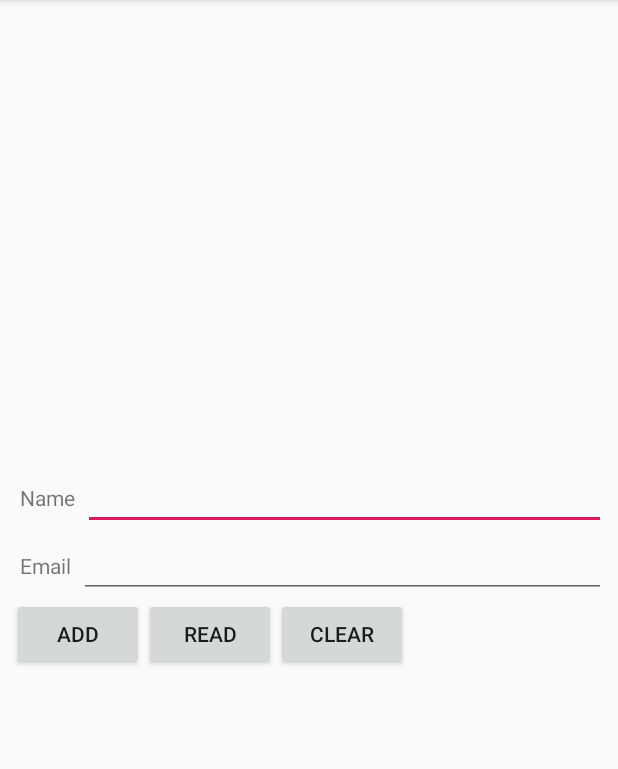
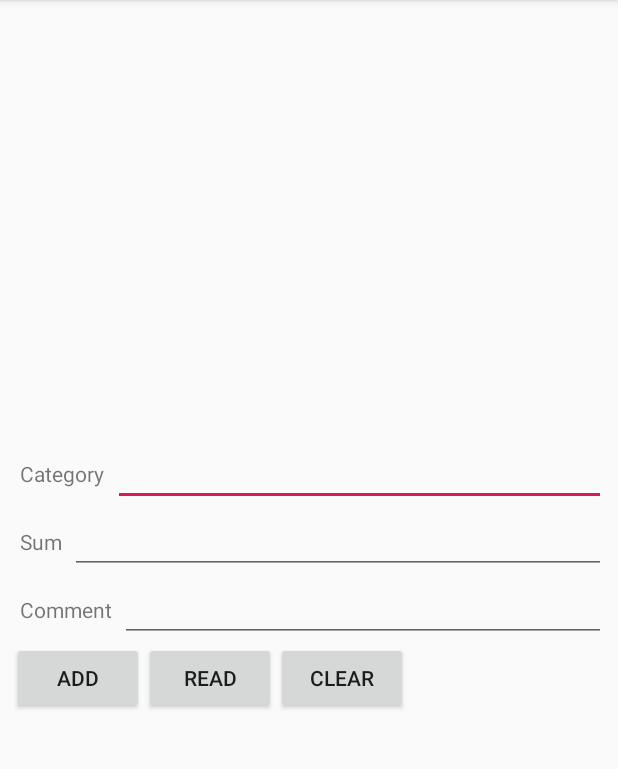
Before and after one commit to Dovbaka/Finance_App, an Android app: the Add_page screen opened directly, with no data from a screen before it, after a tap on "ADD", on a phone screen of 412 x 824 dp, the part 84-853 px from its top. Run offline under Robolectric (Android 15) with nearby library versions, the phone set to English and light mode, and no system bars.

Commit message:
Update DataBase

```diff
--- a/app/src/main/java/com/example/finance_app/Add_page.java
+++ b/app/src/main/java/com/example/finance_app/Add_page.java
@@ -10,13 +10,18 @@ import android.view.View;
 import android.widget.Button;
 import android.widget.EditText;
 
+import java.sql.Time;
+import java.text.SimpleDateFormat;
+import java.util.Calendar;
+import java.util.Date;
+
 public class Add_page extends AppCompatActivity
         implements  View.OnClickListener{
 
     final String LOG_TAG = "myLogs";
 
     Button btnAdd, btnRead, btnClear;
-    EditText etName, etEmail;
+    EditText etCategory, etSum, etComment;
     DataBase dbHelper;
     Cursor cursor;
 
@@ -35,8 +40,9 @@ public class Add_page extends AppCompatActivity
         btnClear = (Button) findViewById(R.id.btnClear);
         btnClear.setOnClickListener(this);
 
-        etName = (EditText) findViewById(R.id.etName);
-        etEmail = (EditText) findViewById(R.id.etEmail);
+        etCategory = (EditText) findViewById(R.id.etCategory);
+        etSum = (EditText) findViewById(R.id.etSum);
+        etComment = (EditText) findViewById(R.id.etComment);
 
         // создаем объект для создания и управления версиями БД
         dbHelper = new DataBase(this);
@@ -44,13 +50,16 @@ public class Add_page extends AppCompatActivity
 
     @Override
     public void onClick(View v) {
-        Log.d(LOG_TAG,"Press button");
+    //    Log.d(LOG_TAG,"Press button");
         // создаем объект для данных
         ContentValues cv = new ContentValues();
 
         // получаем данные из полей ввода
-        String name = etName.getText().toString();
-        String email = etEmail.getText().toString();
+        String Category = etCategory.getText().toString();
+        String Sum = etSum.getText().toString();
+        String Comment = etComment.getText().toString();
+        SimpleDateFormat sdf = new SimpleDateFormat("'Date:' yyyy:MM:dd 'Time:' HH:mm:ss");
+        String TimeNow = sdf.format(new Date());
 
         // подключаемся к БД
         SQLiteDatabase db = dbHelper.getWritableDatabase();
@@ -61,8 +70,11 @@ public class Add_page extends AppCompatActivity
                 Log.d(LOG_TAG, "--- Insert in mytable: ---");
                 // подготовим данные для вставки в виде пар: наименование столбца - значение
 
-                cv.put("name", name);
-                cv.put("email", email);
+                cv.put("category", Category);
+                cv.put("sum", Sum);
+                cv.put("time", TimeNow);
+                cv.put("comment", Comment);
+
                 // вставляем запись и получаем ее ID
                 long rowID = db.insert("mytable", null, cv);
                 Log.d(LOG_TAG, "row inserted, ID = " + rowID);
@@ -78,15 +90,19 @@ public class Add_page extends AppCompatActivity
 
                     // определяем номера столбцов по имени в выборке
                     int idColIndex = c.getColumnIndex("id");
-                    int nameColIndex = c.getColumnIndex("name");
-                    int emailColIndex = c.getColumnIndex("email");
+                    int categoryColIndex = c.getColumnIndex("category");
+                    int sumColIndex = c.getColumnIndex("sum");
+                    int commentColIndex = c.getColumnIndex("comment");
+                    int timeColIndex = c.getColumnIndex("time");
 
                     do {
                         // получаем значения по номерам столбцов и пишем все в лог
                         Log.d(LOG_TAG,
                                 "ID = " + c.getInt(idColIndex) +
-                                        ", name = " + c.getString(nameColIndex) +
-                                        ", email = " + c.getString(emailColIndex));
+                                        ", Category = " + c.getString(categoryColIndex) +
+                                        ", Sum = " + c.getString(sumColIndex)+
+                                        ", Comment = " + c.getString(commentColIndex)+
+                                        ", " + c.getString(timeColIndex));
                         // переход на следующую строку
                         // а если следующей нет (текущая - последняя), то false - выходим из цикла
                     } while (c.moveToNext());
--- a/app/src/main/java/com/example/finance_app/DataBase.java
+++ b/app/src/main/java/com/example/finance_app/DataBase.java
@@ -12,7 +12,7 @@ public class DataBase extends SQLiteOpenHelper {
 
     public DataBase(Context context) {
         // конструктор суперкласса
-        super(context, "myDB", null, 1);
+        super(context, "mytable", null, 1);
     }
 
     String LOG_TAG = "myLog";
@@ -23,8 +23,11 @@ public class DataBase extends SQLiteOpenHelper {
         // создаем таблицу с полями
         db.execSQL("create table mytable ("
                 + "id integer primary key autoincrement,"
-                + "name text,"
-                + "email text" + ");");
+                + "category text,"
+                + "sum text,"
+                + "time text,"
+                + "comment text"
+                + ");");
     }
 
     @Override
--- a/app/src/main/res/layout/activity_add_page.xml
+++ b/app/src/main/res/layout/activity_add_page.xml
@@ -8,7 +8,7 @@
 
     <LinearLayout
         android:layout_width="fill_parent"
-        android:layout_height="152dp"
+        android:layout_height="wrap_content"
         android:layout_marginStart="8dp"
         android:layout_marginTop="8dp"
         android:layout_marginEnd="8dp"
@@ -29,12 +29,12 @@
                 android:layout_height="wrap_content"
                 android:layout_marginLeft="5dp"
                 android:layout_marginRight="5dp"
-                android:text="Name">
+                android:text="Category">
 
             </TextView>
 
             <EditText
-                android:id="@+id/etName"
+                android:id="@+id/etCategory"
                 android:layout_width="wrap_content"
                 android:layout_height="wrap_content"
                 android:layout_weight="1">
@@ -58,15 +58,34 @@
                 android:layout_height="wrap_content"
                 android:layout_marginLeft="5dp"
                 android:layout_marginRight="5dp"
-                android:text="Email">
-            </TextView>
+                android:text="Sum"></TextView>
 
             <EditText
-                android:id="@+id/etEmail"
+                android:id="@+id/etSum"
                 android:layout_width="wrap_content"
                 android:layout_height="wrap_content"
-                android:layout_weight="1">
-            </EditText>
+                android:layout_weight="1"></EditText>
+
+        </LinearLayout>
+
+        <LinearLayout
+            android:id="@+id/linearLayout4"
+            android:layout_width="match_parent"
+            android:layout_height="match_parent">
+
+            <TextView
+                android:id="@+id/textView3"
+                android:layout_width="wrap_content"
+                android:layout_height="wrap_content"
+                android:layout_marginLeft="5dp"
+                android:layout_marginRight="5dp"
+                android:text="Comment"></TextView>
+
+            <EditText
+                android:id="@+id/etComment"
+                android:layout_width="wrap_content"
+                android:layout_height="wrap_content"
+                android:layout_weight="1"></EditText>
 
         </LinearLayout>
 
@@ -98,8 +117,7 @@
                 android:layout_width="wrap_content"
                 android:layout_height="wrap_content"
                 android:onClick="onClick"
-                android:text="Clear">
-            </Button>
+                android:text="Clear"></Button>
 
         </LinearLayout>
 
```
